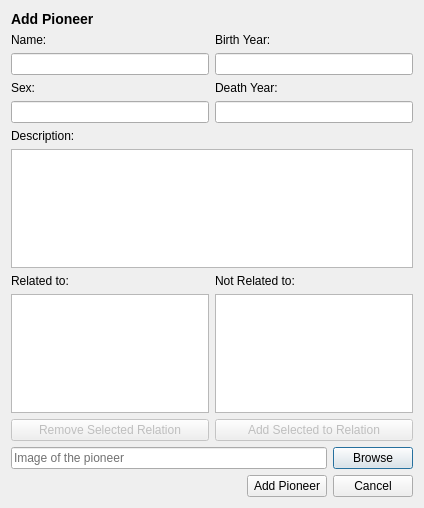
The window that vika3/ui/addpioneer.ui (hlynurstef/Verklegt-namskeid-1-vika-3) describes before a commit, drawn with Qt 5.
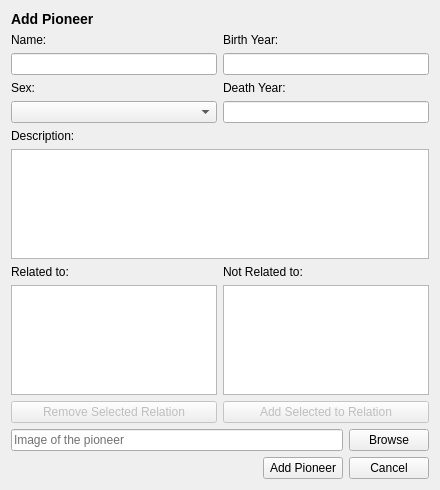
The same window after the commit. Icons and pictures are not drawn.

Commit message: added dropdown lists to addPioneer and addComputer, also added some error checks

Diff of the .ui file:
```diff
--- a/vika3/ui/addpioneer.ui
+++ b/vika3/ui/addpioneer.ui
@@ -6,8 +6,8 @@
    <rect>
     <x>0</x>
     <y>0</y>
-    <width>424</width>
-    <height>508</height>
+    <width>440</width>
+    <height>490</height>
    </rect>
   </property>
   <property name="windowTitle">
@@ -17,46 +17,18 @@
    <iconset resource="resources.qrc">
     <normaloff>:/icons/Images/add_pio.png</normaloff>:/icons/Images/add_pio.png</iconset>
   </property>
-  <layout class="QGridLayout" name="gridLayout">
-   <item row="5" column="1">
-    <widget class="QPushButton" name="pushButton_browse_image">
-     <property name="text">
-      <string>Browse</string>
-     </property>
-    </widget>
-   </item>
-   <item row="3" column="0" colspan="2">
-    <widget class="QTextEdit" name="input_pioneer_description"/>
-   </item>
-   <item row="0" column="0">
+  <layout class="QVBoxLayout" name="verticalLayout_6">
+   <item>
     <widget class="QLabel" name="label_add_pio">
      <property name="text">
       <string>&lt;h3&gt;Add Pioneer &lt;/h2&gt;</string>
      </property>
     </widget>
    </item>
-   <item row="2" column="0">
-    <layout class="QHBoxLayout" name="horizontalLayout_4">
      <item>
-      <widget class="QLabel" name="label_pioneer_description">
-       <property name="text">
-        <string>Description:</string>
-       </property>
-      </widget>
-     </item>
-     <item>
-      <widget class="QLabel" name="label_pioneer_description_error">
-       <property name="text">
-        <string/>
-       </property>
-      </widget>
-     </item>
-    </layout>
-   </item>
-   <item row="1" column="0" colspan="2">
     <layout class="QHBoxLayout" name="horizontalLayout_8">
      <item>
-      <layout class="QVBoxLayout" name="verticalLayout_7">
+      <layout class="QVBoxLayout" name="verticalLayout_4">
        <item>
         <layout class="QVBoxLayout" name="verticalLayout_3">
          <item>
@@ -83,7 +55,7 @@
         </layout>
        </item>
        <item>
-        <layout class="QVBoxLayout" name="verticalLayout_4">
+        <layout class="QVBoxLayout" name="verticalLayout_2">
          <item>
           <layout class="QHBoxLayout" name="horizontalLayout_3">
            <item>
@@ -103,7 +75,7 @@
           </layout>
          </item>
          <item>
-          <widget class="QLineEdit" name="input_pioneer_sex"/>
+          <widget class="QComboBox" name="dropdown_pioneer_sex"/>
          </item>
         </layout>
        </item>
@@ -157,7 +129,28 @@
      </item>
     </layout>
    </item>
-   <item row="4" column="0" colspan="2">
+   <item>
+    <layout class="QHBoxLayout" name="horizontalLayout_4">
+     <item>
+      <widget class="QLabel" name="label_pioneer_description">
+       <property name="text">
+        <string>Description:</string>
+       </property>
+      </widget>
+     </item>
+     <item>
+      <widget class="QLabel" name="label_pioneer_description_error">
+       <property name="text">
+        <string/>
+       </property>
+      </widget>
+     </item>
+    </layout>
+   </item>
+   <item>
+    <widget class="QTextEdit" name="input_pioneer_description"/>
+   </item>
+   <item>
     <layout class="QHBoxLayout" name="horizontalLayout_5">
      <item>
       <layout class="QVBoxLayout" name="verticalLayout_10">
@@ -217,7 +210,9 @@
      </item>
     </layout>
    </item>
-   <item row="5" column="0">
+   <item>
+    <layout class="QHBoxLayout" name="horizontalLayout_9">
+     <item>
     <widget class="QLineEdit" name="input_image">
      <property name="palette">
       <palette>
@@ -264,7 +259,16 @@
      </property>
     </widget>
    </item>
-   <item row="7" column="0" colspan="2">
+     <item>
+      <widget class="QPushButton" name="pushButton_browse_image">
+       <property name="text">
+        <string>Browse</string>
+       </property>
+      </widget>
+     </item>
+    </layout>
+   </item>
+   <item>
     <layout class="QHBoxLayout" name="horizontalLayout_7">
      <item>
       <spacer name="horizontalSpacer">
@@ -295,19 +299,6 @@
      </item>
     </layout>
    </item>
-   <item row="6" column="0">
-    <spacer name="verticalSpacer">
-     <property name="orientation">
-      <enum>Qt::Vertical</enum>
-     </property>
-     <property name="sizeHint" stdset="0">
-      <size>
-       <width>20</width>
-       <height>40</height>
-      </size>
-     </property>
-    </spacer>
-   </item>
   </layout>
  </widget>
  <tabstops>
```
Left out of the diff: 1 changed line with no effect on the pictures. Lines whose indentation alone changed are shown as unchanged. The commit also changes 5 other files.
